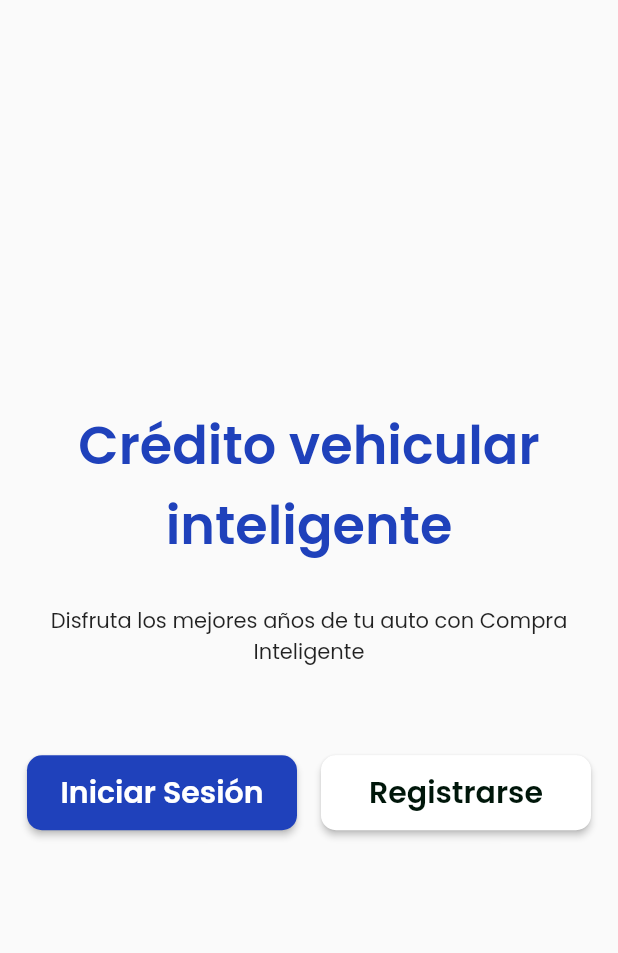
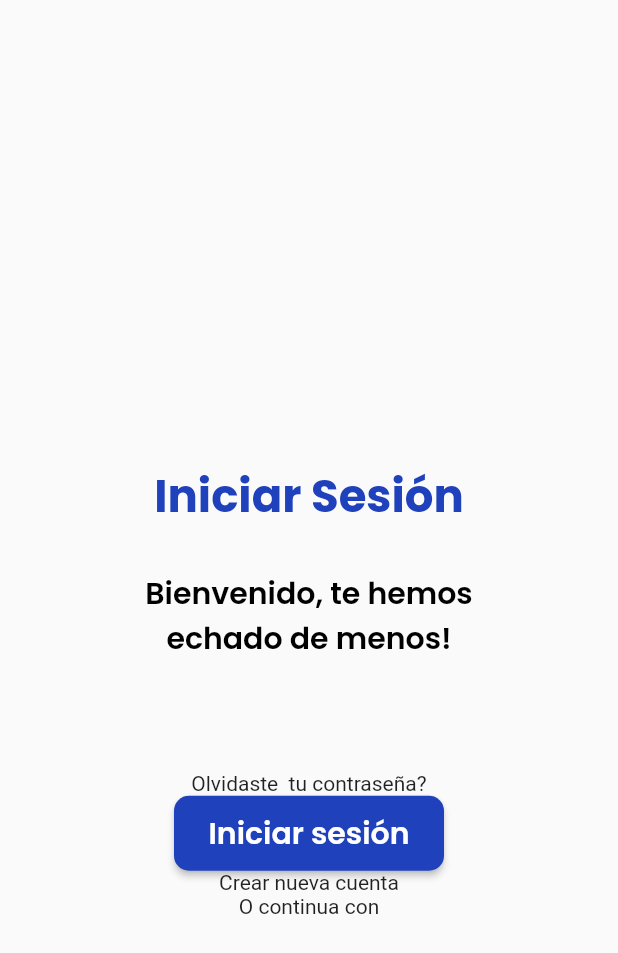
Before and after one commit to Finanzas-Ingenieria/mobile-app, a Flutter app: the screen it shows after launch, on a phone screen of 412 x 824 dp. Shown: the top 953 px of the screen. Run offline on Flutter 3.47's test engine with Material 2 defaults, Android fonts, the light colour scheme and no system bars; our stand-ins replace google_fonts.

Commit message:
feat: Added login screen

```diff
--- a/credito_inteligente/lib/main.dart
+++ b/credito_inteligente/lib/main.dart
@@ -1,4 +1,4 @@
-import 'package:credito_inteligente/screens/home.dart';
+import 'package:credito_inteligente/screens/login2.dart';
 import 'package:flutter/material.dart';
 
 void main() {
@@ -14,7 +14,7 @@ class MyApp extends StatelessWidget {
     return const MaterialApp(
       debugShowCheckedModeBanner: false,
       title: 'Crédito Inteligente',
-      home: Home(),
+      home: Login2(),
     );
   }
 }
--- a/credito_inteligente/lib/screens/home.dart
+++ b/credito_inteligente/lib/screens/login.dart
@@ -3,14 +3,15 @@ import 'package:flutter/material.dart';
 import 'package:credito_inteligente/styles/styles.dart';
 import 'package:google_fonts/google_fonts.dart';
 
-class Home extends StatelessWidget {
-  const Home({super.key});
+class Login extends StatelessWidget {
+  const Login({super.key});
 
   @override
   Widget build(BuildContext context) {
     return SafeArea(
       child: Scaffold(
-          body: Container(
+          body: SizedBox(
+        width: double.infinity,
         child: Column(
             crossAxisAlignment: CrossAxisAlignment.center,
             mainAxisAlignment: MainAxisAlignment.center,
--- /dev/null
+++ b/credito_inteligente/lib/screens/login2.dart
@@ -0,0 +1,53 @@
+import 'package:credito_inteligente/styles/styles.dart';
+import 'package:credito_inteligente/widgets/button.dart';
+import 'package:flutter/material.dart';
+import 'package:google_fonts/google_fonts.dart';
+
+class Login2 extends StatelessWidget {
+  const Login2({super.key});
+
+  @override
+  Widget build(BuildContext context) {
+    return SafeArea(
+      child: Scaffold(
+        body: SizedBox(
+          width: double.infinity,
+          child: Column(
+              mainAxisAlignment: MainAxisAlignment.center,
+              crossAxisAlignment: CrossAxisAlignment.center,
+              children: [
+                const SizedBox(
+                  height: 97,
+                ),
+                Text(
+                  "Iniciar Sesión",
+                  style: GoogleFonts.poppins(
+                      color: primaryColor,
+                      fontSize: 30,
+                      fontWeight: FontWeight.w700),
+                ),
+                const SizedBox(
+                  height: 27,
+                ),
+                Text("Bienvenido, te hemos\nechado de menos!",
+                    textAlign: TextAlign.center,
+                    style: GoogleFonts.poppins(
+                        color: secondaryColor,
+                        fontSize: 20,
+                        fontWeight: FontWeight.w600)),
+                const SizedBox(
+                  height: 74,
+                ),
+                const Text("Olvidaste  tu contraseña?"),
+                const CustomButton(
+                    text: "Iniciar sesión",
+                    buttonColor: primaryColor,
+                    textColor: textColor),
+                const Text("Crear nueva cuenta"),
+                const Text("O continua con"),
+              ]),
+        ),
+      ),
+    );
+  }
+}
```
